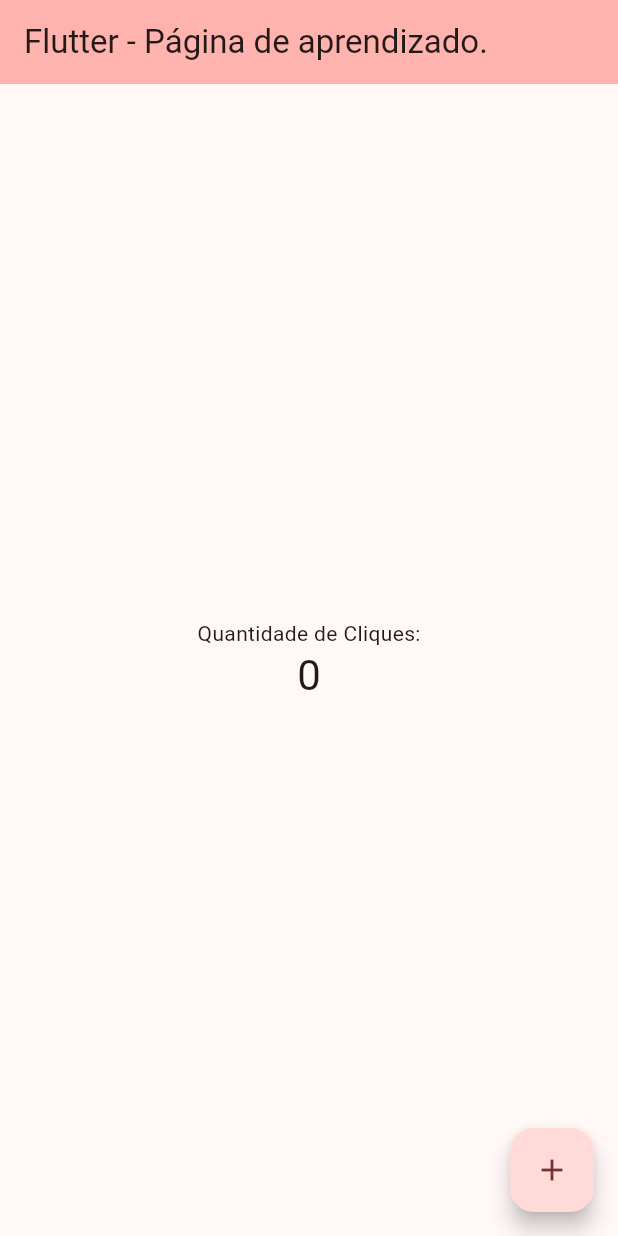
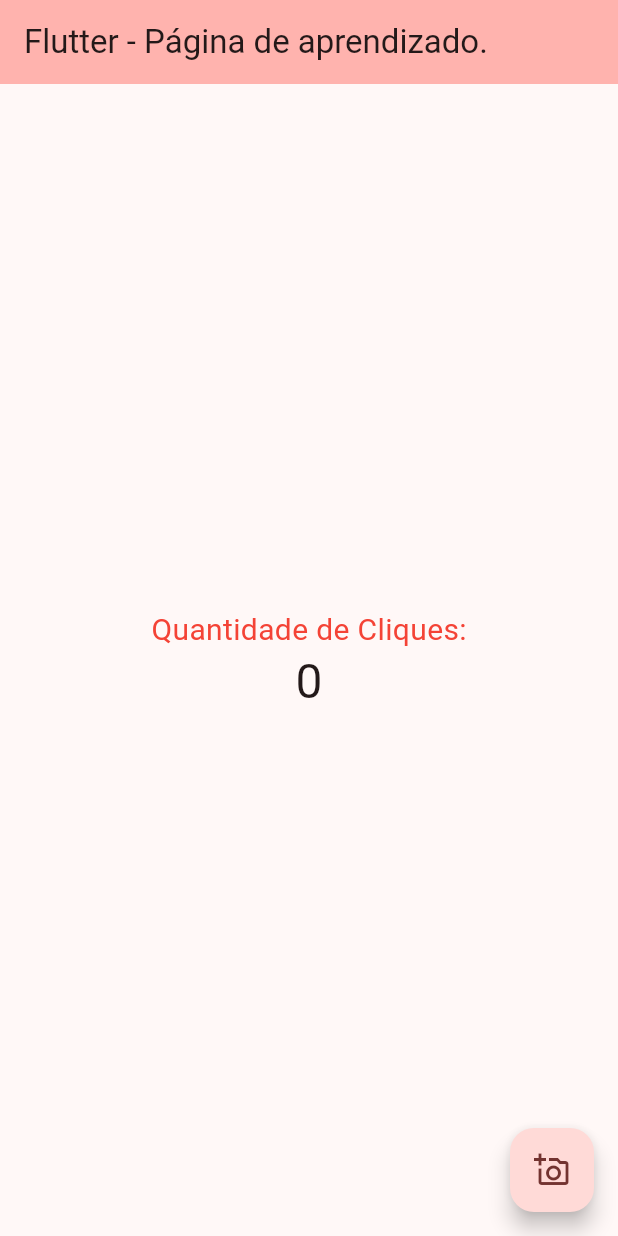
Before and after one commit to J053R0CH4/primeiro-app-flutter, a Flutter app: the screen it shows after launch, on a phone screen of 412 x 824 dp. Run offline on Flutter 3.47's test engine with Material 2 defaults, Android fonts, the light colour scheme and no system bars.

Commit message:
Alteração do tamanho da fonte do texto, Quantidade de Cliques e alteração do icone

```diff
--- a/primeiroapp/lib/main.dart
+++ b/primeiroapp/lib/main.dart
@@ -108,10 +108,11 @@
           children: <Widget>[
             const Text(
               'Quantidade de Cliques:',
+              style: TextStyle(color: Colors.red, fontSize: 20),
             ),
             Text(
               '$_counter',
-              style: Theme.of(context).textTheme.headlineMedium,
+              style: Theme.of(context).textTheme.headlineLarge,
             ),
           ],
         ),
@@ -119,7 +120,7 @@
       floatingActionButton: FloatingActionButton(
         onPressed: _incrementCounter,
         tooltip: 'Increment',
-        child: const Icon(Icons.add),
+        child: const Icon(Icons.add_a_photo_outlined),
       ), // This trailing comma makes auto-formatting nicer for build methods.
     );
   }
```
